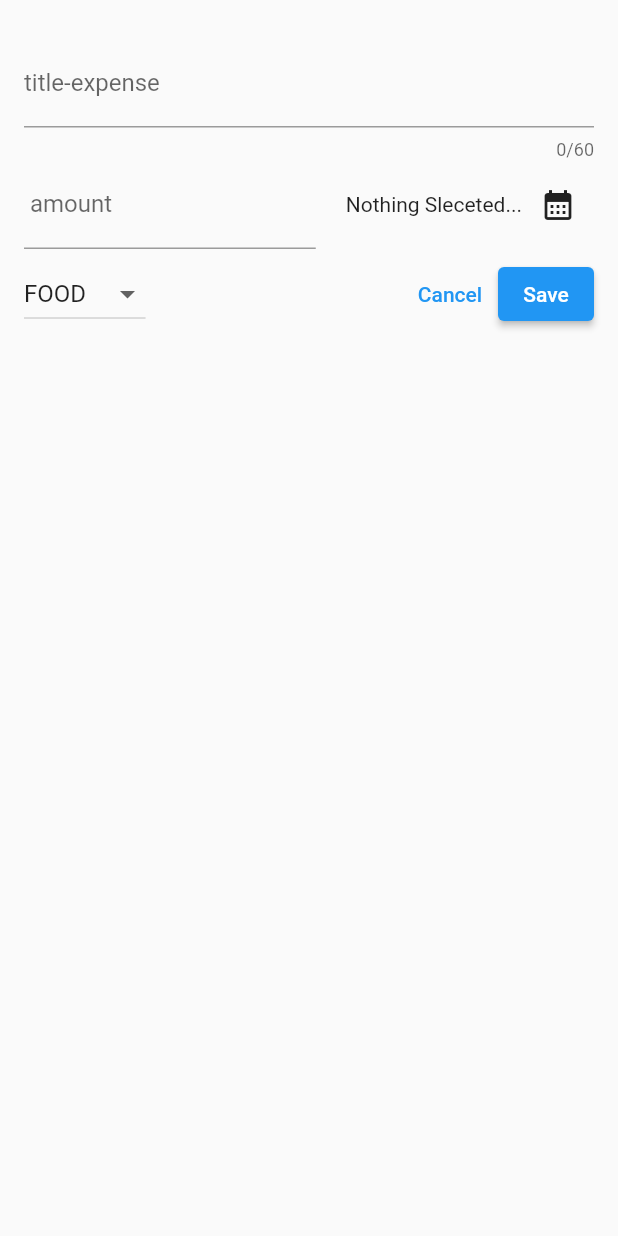
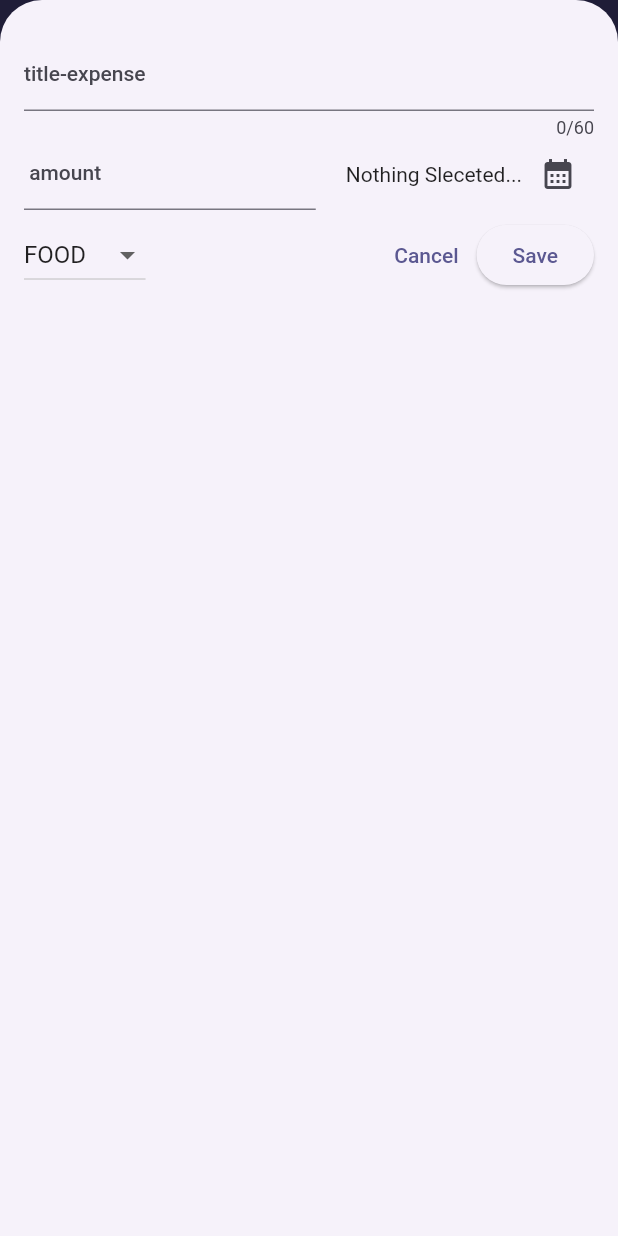
Before and after one commit to saeed561/Flutter_ExpenseTracker, a Flutter app: the screen it shows after launch, after a tap on the "add circle outline" icon, on a phone screen of 412 x 824 dp. Run offline on Flutter 3.47's test engine with Material 2 defaults, Android fonts, the phone set to English and light mode, and no system bars.

Commit message:
ExpenseTracker_StylingThemeOfApp_PrimaryColorAndAppbarThemeComfigurationFOrBackgroundAndFOrground

```diff
--- a/lib/main.dart
+++ b/lib/main.dart
@@ -1,10 +1,19 @@
 import 'package:basic_project/widget/Expenses.dart';
 import 'package:flutter/material.dart';
 
+var KcolorScheme = ColorScheme.fromSeed(
+  seedColor: Color.fromARGB(255, 98, 92, 188),
+);
 void main() {
-  runApp(
-    MaterialApp(
-      home: Expenses(),
-    )
-  );
+  runApp(MaterialApp(
+    theme: ThemeData().copyWith(
+      colorScheme: KcolorScheme,
+      useMaterial3: true,
+      appBarTheme: AppBarTheme().copyWith(
+        backgroundColor: KcolorScheme.onPrimaryContainer,
+        foregroundColor: KcolorScheme.onPrimary,
+      ),
+    ),
+    home: Expenses(),
+  ));
 }
```
